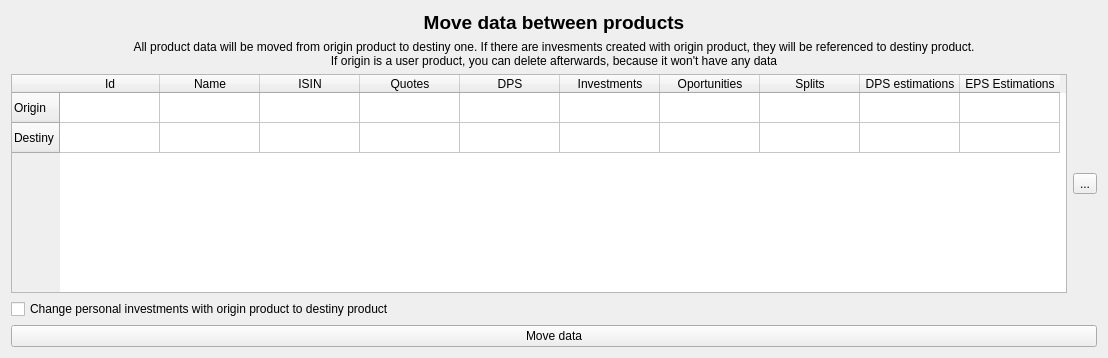
First picture: the form in xulpymoney/ui/wdgProductsDataMove.ui, repository turulomio/xulpymoney, before the edit.
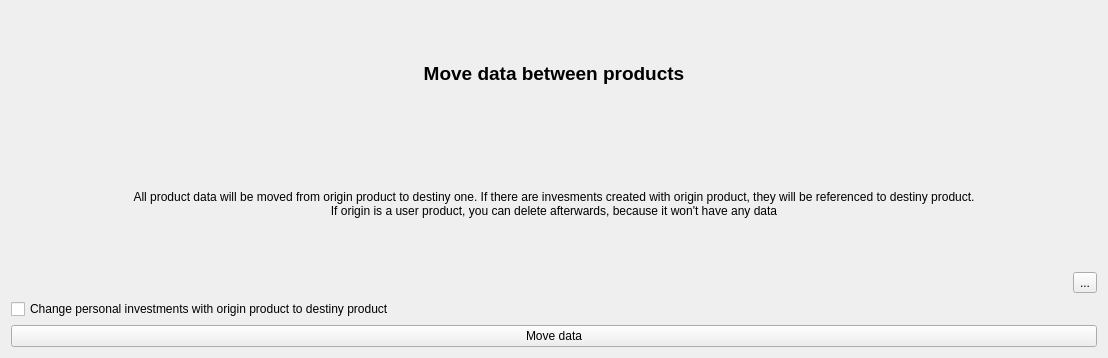
Second picture: the form after the edit. Icons and pictures are not drawn. Custom widgets are drawn as their Qt base class.

Commit message: Improving mqtw objects

What changed in the file:
```diff
--- a/xulpymoney/ui/wdgProductsDataMove.ui
+++ b/xulpymoney/ui/wdgProductsDataMove.ui
@@ -50,88 +50,7 @@
      <item>
       <layout class="QHBoxLayout" name="horizontalLayout">
        <item>
-        <widget class="QTableWidget" name="table">
-         <property name="selectionMode">
-          <enum>QAbstractItemView::SingleSelection</enum>
-         </property>
-         <property name="selectionBehavior">
-          <enum>QAbstractItemView::SelectRows</enum>
-         </property>
-         <row>
-          <property name="text">
-           <string>Origin</string>
-          </property>
-         </row>
-         <row>
-          <property name="text">
-           <string>Destiny</string>
-          </property>
-         </row>
-         <column>
-          <property name="text">
-           <string>Id</string>
-          </property>
-         </column>
-         <column>
-          <property name="text">
-           <string>Name</string>
-          </property>
-         </column>
-         <column>
-          <property name="text">
-           <string>ISIN</string>
-          </property>
-         </column>
-         <column>
-          <property name="text">
-           <string>Quotes</string>
-          </property>
-         </column>
-         <column>
-          <property name="text">
-           <string>DPS</string>
-          </property>
-         </column>
-         <column>
-          <property name="text">
-           <string>Investments</string>
-          </property>
-         </column>
-         <column>
-          <property name="text">
-           <string>Oportunities</string>
-          </property>
-         </column>
-         <column>
-          <property name="text">
-           <string>Splits</string>
-          </property>
-         </column>
-         <column>
-          <property name="text">
-           <string>DPS estimations</string>
-          </property>
-         </column>
-         <column>
-          <property name="text">
-           <string>EPS Estimations</string>
-          </property>
-         </column>
-         <item row="1" column="0">
-          <property name="text">
-           <string/>
-          </property>
-          <property name="background">
-           <brush brushstyle="NoBrush">
-            <color alpha="255">
-             <red>255</red>
-             <green>192</green>
-             <blue>192</blue>
-            </color>
-           </brush>
-          </property>
-         </item>
-        </widget>
+        <widget class="mqtw" name="mqtwComparation" native="true"/>
        </item>
        <item>
         <widget class="QToolButton" name="cmdInterchange">
@@ -168,6 +87,14 @@
    </item>
   </layout>
  </widget>
+ <customwidgets>
+  <customwidget>
+   <class>mqtw</class>
+   <extends>QWidget</extends>
+   <header location="global">myqtablewidget</header>
+   <container>1</container>
+  </customwidget>
+ </customwidgets>
  <resources>
   <include location="../images/xulpymoney.qrc"/>
  </resources>
```
The commit also changes 10 other files.
